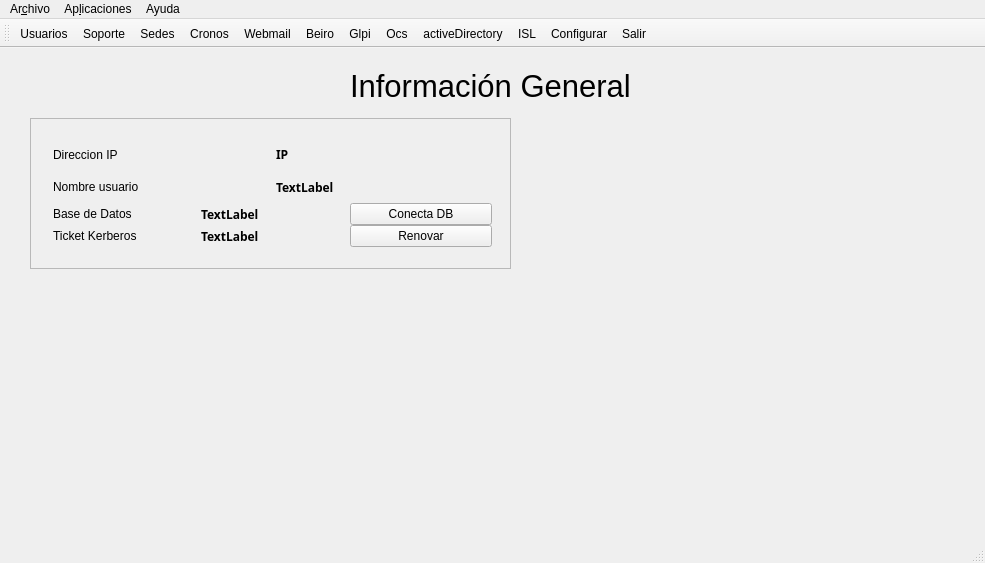
This is botonera.ui in kapazao/GrxMenu as Qt 5 draws it before an edit. The edited form follows.
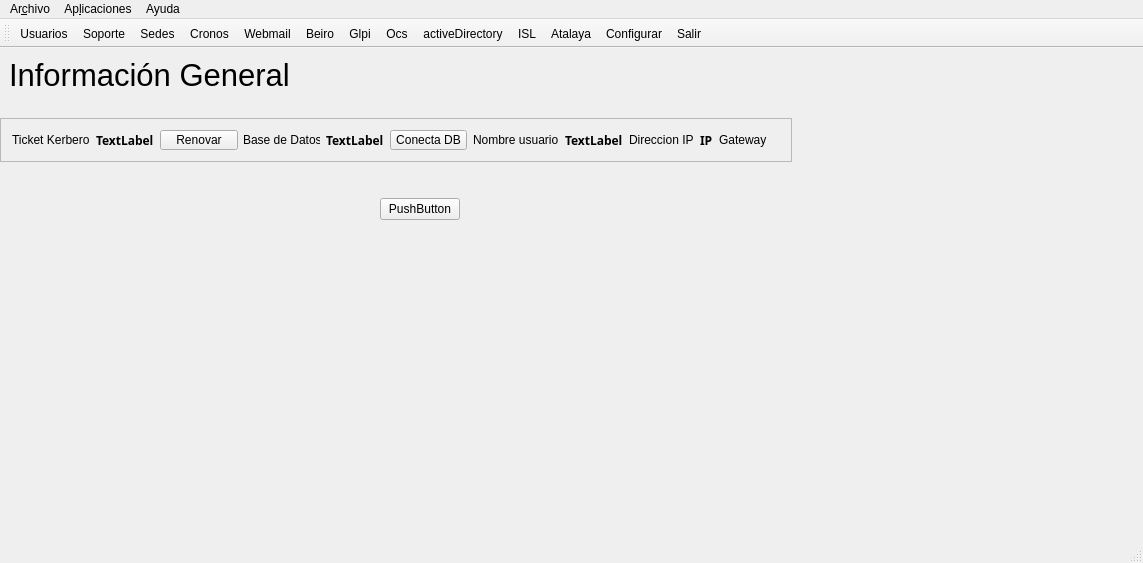
This is the edited form. Icons and pictures are not drawn.

What changed in the file:
```diff
--- a/botonera.ui
+++ b/botonera.ui
@@ -6,7 +6,7 @@
    <rect>
     <x>0</x>
     <y>0</y>
-    <width>985</width>
+    <width>1143</width>
     <height>563</height>
    </rect>
   </property>
@@ -17,10 +17,10 @@
    <widget class="QLabel" name="label_2">
     <property name="geometry">
      <rect>
-      <x>350</x>
-      <y>20</y>
-      <width>287</width>
-      <height>35</height>
+      <x>9</x>
+      <y>9</y>
+      <width>317</width>
+      <height>36</height>
      </rect>
     </property>
     <property name="font">
@@ -35,10 +35,10 @@
    <widget class="QFrame" name="frame">
     <property name="geometry">
      <rect>
-      <x>30</x>
+      <x>0</x>
       <y>70</y>
-      <width>481</width>
-      <height>151</height>
+      <width>792</width>
+      <height>44</height>
      </rect>
     </property>
     <property name="frameShape">
@@ -47,103 +47,8 @@
     <property name="frameShadow">
      <enum>QFrame::Raised</enum>
     </property>
-    <widget class="QWidget" name="layoutWidget">
-     <property name="geometry">
-      <rect>
-       <x>12</x>
-       <y>9</y>
-       <width>461</width>
-       <height>131</height>
-      </rect>
-     </property>
-     <layout class="QVBoxLayout" name="verticalLayout">
-      <property name="spacing">
-       <number>0</number>
-      </property>
-      <item>
        <layout class="QHBoxLayout" name="horizontalLayout_2">
         <item>
-         <widget class="QLabel" name="label">
-          <property name="text">
-           <string>Direccion IP</string>
-          </property>
-         </widget>
-        </item>
-        <item>
-         <widget class="QLabel" name="label_ip">
-          <property name="font">
-           <font>
-            <family>Ubuntu Condensed</family>
-            <weight>75</weight>
-            <italic>false</italic>
-            <bold>true</bold>
-           </font>
-          </property>
-          <property name="text">
-           <string>IP</string>
-          </property>
-         </widget>
-        </item>
-       </layout>
-      </item>
-      <item>
-       <layout class="QHBoxLayout" name="horizontalLayout_3">
-        <item>
-         <widget class="QLabel" name="label_3">
-          <property name="text">
-           <string>Nombre usuario</string>
-          </property>
-         </widget>
-        </item>
-        <item>
-         <widget class="QLabel" name="label_username">
-          <property name="font">
-           <font>
-            <family>Ubuntu Condensed</family>
-            <weight>75</weight>
-            <bold>true</bold>
-           </font>
-          </property>
-          <property name="text">
-           <string>TextLabel</string>
-          </property>
-         </widget>
-        </item>
-       </layout>
-      </item>
-      <item>
-       <layout class="QHBoxLayout" name="horizontalLayout">
-        <item>
-         <widget class="QLabel" name="label_5">
-          <property name="text">
-           <string>Base de Datos</string>
-          </property>
-         </widget>
-        </item>
-        <item>
-         <widget class="QLabel" name="label_DB">
-          <property name="font">
-           <font>
-            <family>Ubuntu Condensed</family>
-            <weight>75</weight>
-            <bold>true</bold>
-           </font>
-          </property>
-          <property name="text">
-           <string>TextLabel</string>
-          </property>
-         </widget>
-        </item>
-        <item>
-         <widget class="QPushButton" name="pushButton">
-          <property name="text">
-           <string>Conecta DB</string>
-          </property>
-         </widget>
-        </item>
-       </layout>
-      </item>
-      <item>
        <layout class="QHBoxLayout" name="horizontalLayout_4">
         <item>
          <widget class="QLabel" name="label_4">
@@ -175,8 +80,113 @@
         </item>
        </layout>
       </item>
-     </layout>
-    </widget>
+     <item>
+      <layout class="QHBoxLayout" name="horizontalLayout">
+       <item>
+        <widget class="QLabel" name="label_5">
+         <property name="text">
+          <string>Base de Datos</string>
+         </property>
+        </widget>
+       </item>
+       <item>
+        <widget class="QLabel" name="label_DB">
+         <property name="font">
+          <font>
+           <family>Ubuntu Condensed</family>
+           <weight>75</weight>
+           <bold>true</bold>
+          </font>
+         </property>
+         <property name="text">
+          <string>TextLabel</string>
+         </property>
+        </widget>
+       </item>
+       <item>
+        <widget class="QPushButton" name="pushButton">
+         <property name="text">
+          <string>Conecta DB</string>
+         </property>
+        </widget>
+       </item>
+      </layout>
+     </item>
+     <item>
+      <layout class="QHBoxLayout" name="horizontalLayout_3">
+       <item>
+        <widget class="QLabel" name="label_3">
+         <property name="text">
+          <string>Nombre usuario</string>
+         </property>
+        </widget>
+       </item>
+       <item>
+        <widget class="QLabel" name="label_username">
+         <property name="font">
+          <font>
+           <family>Ubuntu Condensed</family>
+           <weight>75</weight>
+           <bold>true</bold>
+          </font>
+         </property>
+         <property name="text">
+          <string>TextLabel</string>
+         </property>
+        </widget>
+       </item>
+      </layout>
+     </item>
+     <item>
+      <widget class="QLabel" name="label">
+       <property name="text">
+        <string>Direccion IP</string>
+       </property>
+      </widget>
+     </item>
+     <item>
+      <widget class="QLabel" name="label_ip">
+       <property name="font">
+        <font>
+         <family>Ubuntu Condensed</family>
+         <weight>75</weight>
+         <italic>false</italic>
+         <bold>true</bold>
+        </font>
+       </property>
+       <property name="text">
+        <string>IP</string>
+       </property>
+      </widget>
+     </item>
+     <item>
+      <widget class="QLabel" name="label_7">
+       <property name="text">
+        <string>Gateway</string>
+       </property>
+      </widget>
+     </item>
+     <item>
+      <widget class="QLabel" name="label_GW">
+       <property name="text">
+        <string/>
+       </property>
+      </widget>
+     </item>
+    </layout>
+   </widget>
+   <widget class="QPushButton" name="pushButton_3">
+    <property name="geometry">
+     <rect>
+      <x>380</x>
+      <y>150</y>
+      <width>80</width>
+      <height>22</height>
+     </rect>
+    </property>
+    <property name="text">
+     <string>PushButton</string>
+    </property>
    </widget>
   </widget>
   <widget class="QMenuBar" name="menuBar">
@@ -184,8 +194,8 @@
     <rect>
      <x>0</x>
      <y>0</y>
-     <width>985</width>
-     <height>22</height>
+     <width>1143</width>
+     <height>19</height>
     </rect>
    </property>
    <widget class="QMenu" name="menuNuevo">
@@ -250,6 +260,7 @@
    <addaction name="actionOcs"/>
    <addaction name="actionActiveDirectory"/>
    <addaction name="actionISL"/>
+   <addaction name="actionAtalaya"/>
    <addaction name="actionConfigurar"/>
    <addaction name="actionSalir"/>
   </widget>
@@ -429,6 +440,18 @@
     <string>Acerca de ...</string>
    </property>
   </action>
+  <action name="actionAtalaya">
+   <property name="icon">
+    <iconset>
+     <normaloff>iconos/solarwind.png</normaloff>iconos/solarwind.png</iconset>
+   </property>
+   <property name="text">
+    <string>Atalaya</string>
+   </property>
+   <property name="toolTip">
+    <string>Atalaya</string>
+   </property>
+  </action>
  </widget>
  <layoutdefault spacing="6" margin="11"/>
  <resources/>
```
Lines whose indentation alone changed are shown as unchanged.
